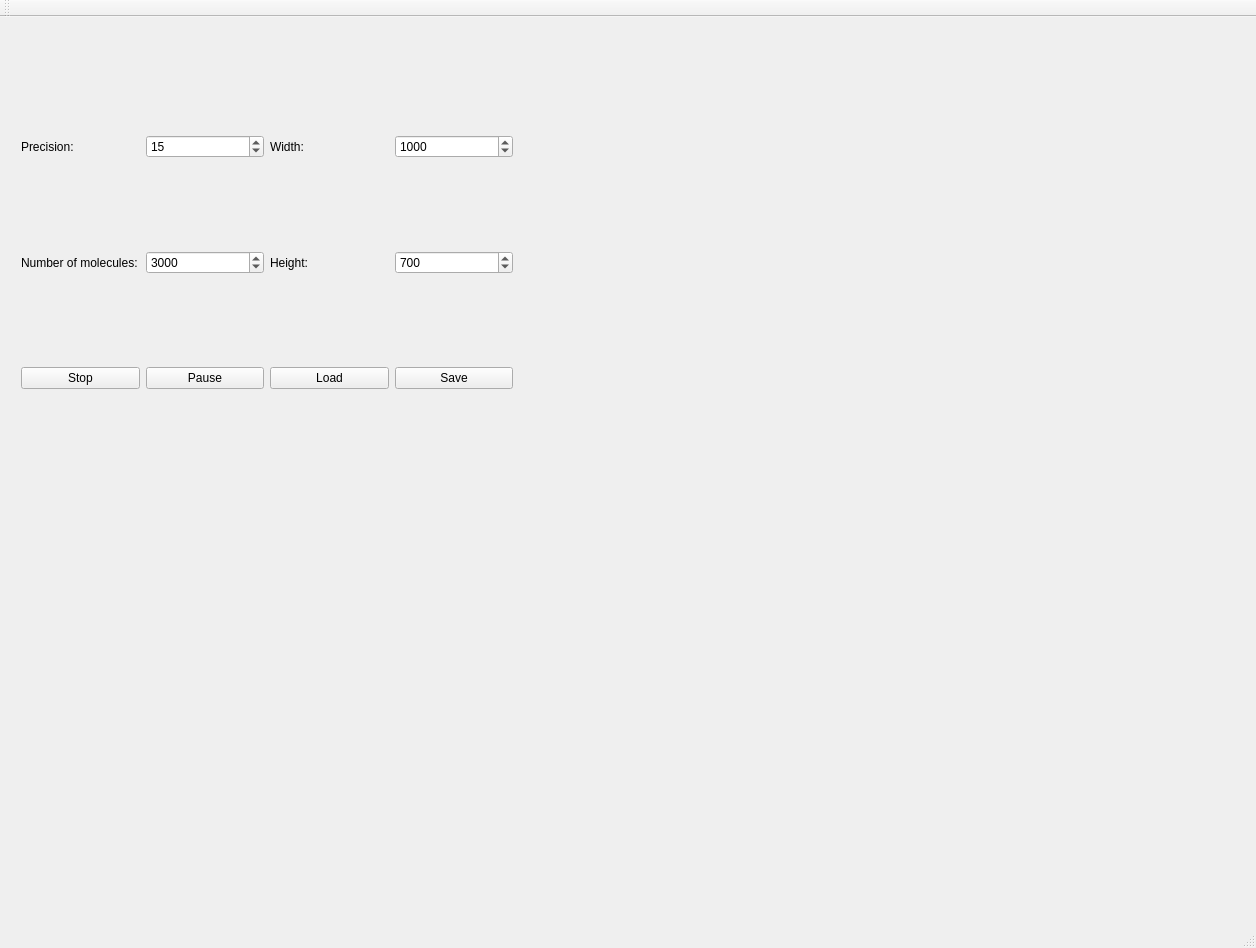
This is MolecularDynamics/maingui.ui in tavplubix/MolecularDynamics as Qt 5 draws it before an edit. The edited form follows.
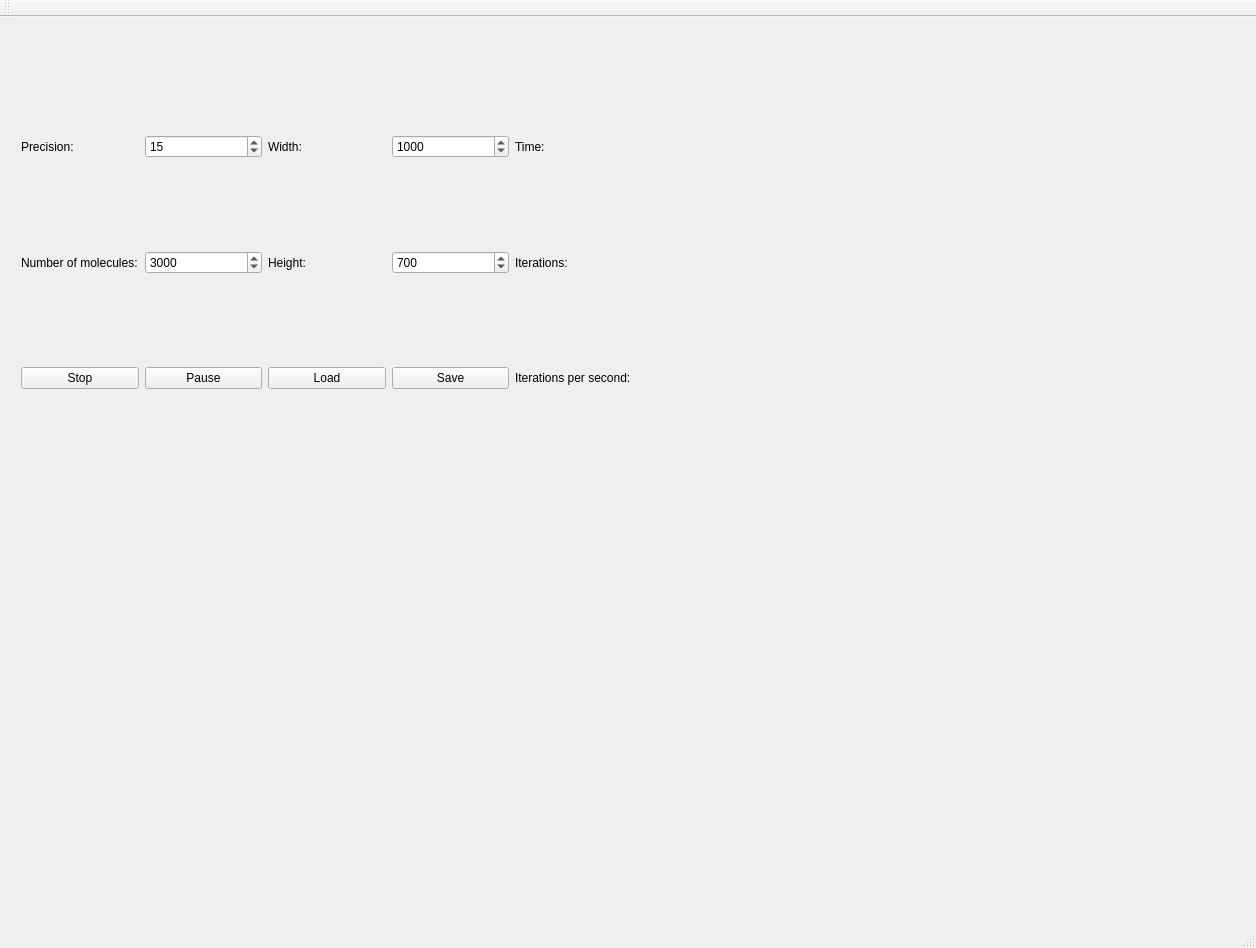
This is the edited form.

Patch:
```diff
--- a/MolecularDynamics/maingui.ui
+++ b/MolecularDynamics/maingui.ui
@@ -104,19 +104,6 @@
        </property>
       </spacer>
      </item>
-     <item row="0" column="4">
-      <spacer name="horizontalSpacer">
-       <property name="orientation">
-        <enum>Qt::Horizontal</enum>
-       </property>
-       <property name="sizeHint" stdset="0">
-        <size>
-         <width>40</width>
-         <height>20</height>
-        </size>
-       </property>
-      </spacer>
-     </item>
      <item row="0" column="1">
       <widget class="QSpinBox" name="precisionSpinBox">
        <property name="minimum">
@@ -157,7 +144,7 @@
         <number>1</number>
        </property>
        <property name="maximum">
-        <number>10000</number>
+        <number>100000</number>
        </property>
        <property name="value">
         <number>3000</number>
@@ -200,7 +187,20 @@
        </property>
       </widget>
      </item>
-     <item row="0" column="5">
+     <item row="3" column="4">
+      <spacer name="horizontalSpacer">
+       <property name="orientation">
+        <enum>Qt::Horizontal</enum>
+       </property>
+       <property name="sizeHint" stdset="0">
+        <size>
+         <width>40</width>
+         <height>20</height>
+        </size>
+       </property>
+      </spacer>
+     </item>
+     <item row="3" column="5">
       <spacer name="horizontalSpacer_6">
        <property name="orientation">
         <enum>Qt::Horizontal</enum>
@@ -213,6 +213,27 @@
        </property>
       </spacer>
      </item>
+     <item row="0" column="4">
+      <widget class="QLabel" name="timeLabel">
+       <property name="text">
+        <string>Time: </string>
+       </property>
+      </widget>
+     </item>
+     <item row="1" column="4">
+      <widget class="QLabel" name="iterationsLabel">
+       <property name="text">
+        <string>Iterations: </string>
+       </property>
+      </widget>
+     </item>
+     <item row="2" column="4">
+      <widget class="QLabel" name="iterPerSecLabel">
+       <property name="text">
+        <string>Iterations per second:</string>
+       </property>
+      </widget>
+     </item>
     </layout>
    </widget>
   </widget>
```
